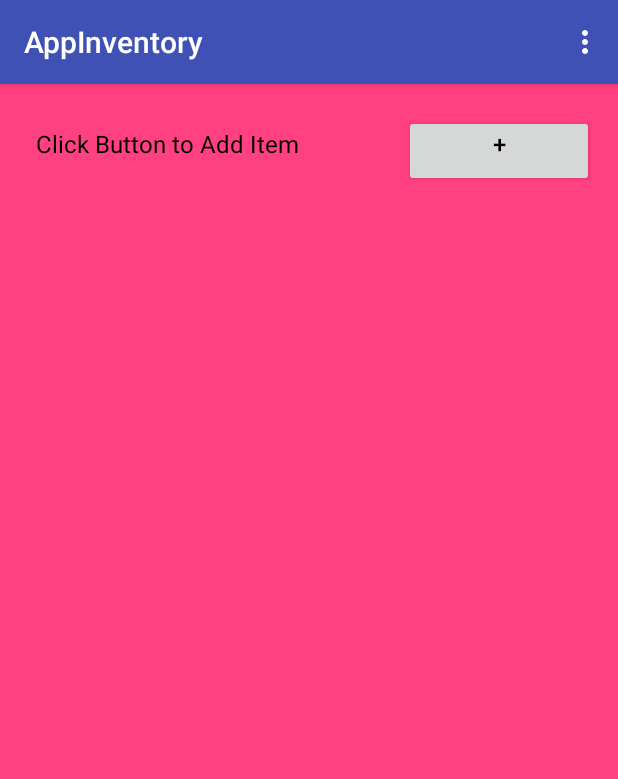
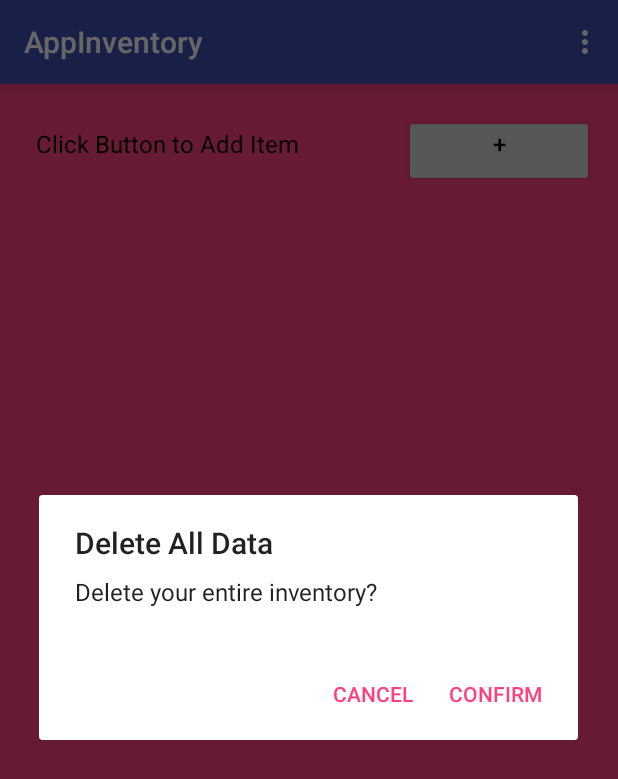
Before and after one commit to blkh20/AppInventory, an Android app: the screen it shows after launch (MainActivity), in the options menu, after a tap on "Delete Inventory", on a phone screen of 412 x 824 dp. Shown: the top 779 px of the screen. Run offline under Robolectric (Android 15) with nearby library versions, the phone set to English and light mode, and no system bars.

```diff
--- a/app/src/main/java/com/example/android/appinventory/MainActivity.java
+++ b/app/src/main/java/com/example/android/appinventory/MainActivity.java
@@ -1,19 +1,136 @@
 package com.example.android.appinventory;
 
+import android.content.DialogInterface;
+import android.content.Intent;
 import android.os.Bundle;
+import android.support.v7.app.AlertDialog;
 import android.support.v7.app.AppCompatActivity;
 import android.view.Menu;
+import android.view.MenuInflater;
+import android.view.MenuItem;
+import android.view.View;
+import android.widget.AdapterView;
+import android.widget.Button;
+import android.widget.ListView;
+import android.widget.TextView;
+
+import java.util.ArrayList;
 
 public class MainActivity extends AppCompatActivity {
+    private ArrayList<Product> productInventory = new ArrayList<>();
+    private ListView listView;
+    private TextView textView;
+    private ProductAdapter adapter;
+    private ProductDbHandler db = new ProductDbHandler(this);
+
+    public boolean onCreateOptionsMenu(Menu menu) {
+        MenuInflater inflater = getMenuInflater();
+        inflater.inflate(R.menu.menu, menu);
+        return true;
+    }
+
+    @Override
+    public boolean onOptionsItemSelected(MenuItem item) {
+        // Handle item selection
+        switch (item.getItemId()) {
+            case R.id.delete_database:
+                AlertDialog dialog = new AlertDialog.Builder(this)
+                        .setTitle(R.string.menu_alert_title)
+                        .setMessage(R.string.menu_delete_warning)
+                        .setPositiveButton(R.string.menu_confirm_btn, new DialogInterface.OnClickListener() {
+                            @Override
+                            public void onClick(DialogInterface dialog, int which) {
+                                listView = (ListView) findViewById(R.id.product_list);
+                                //Delete entire Database
+                                db.close();
+                                db.deleteDatabase();
+                                adapter.notifyDataSetChanged();
+                                listView.setVisibility(View.GONE);
+
+                            }
+                        })
+                        .setNegativeButton(R.string.menu_cancel_btn, null)
+                        .create();
+                dialog.show();
+                return true;
+
+            default:
+                return super.onOptionsItemSelected(item);
+        }
+
+    }
+
     @Override
     protected void onCreate(Bundle savedInstanceState) {
         super.onCreate(savedInstanceState);
         setContentView(R.layout.activity_main);
+
+        Button addItemBtn = (Button) findViewById(R.id.add_item_btn);
+
+        listView = (ListView) findViewById(R.id.product_list);
+        adapter = new ProductAdapter(MainActivity.this, productInventory);
+        listView.setAdapter(adapter);
+
+        if (db.getProductsCount() == 0) {
+            textView = (TextView) findViewById(R.id.no_product);
+            textView.setVisibility(View.VISIBLE);
+        } else {
+            listView.setVisibility(View.VISIBLE);
+
+            productInventory.addAll(db.getAllProducts());
+            adapter.notifyDataSetChanged();
+        }
+
+        listView.setOnItemClickListener(new AdapterView.OnItemClickListener() {
+            public void onItemClick(AdapterView<?> adapterView, View view, int position, long id) {
+                Intent intent = new Intent(MainActivity.this, ProductDetails.class);
+                intent.putExtra("class", productInventory.get(position));
+                startActivityForResult(intent, 0);
+            }
+        });
+
+
+
+        addItemBtn.setOnClickListener(new View.OnClickListener() {
+            @Override
+            public void onClick(View view) {
+                Intent i = new Intent(MainActivity.this, AddProduct.class);
+
+                startActivityForResult(i, 0);
+
+            }
+        });
+
     }
+
     @Override
-    public boolean onCreateOptionsMenu(Menu menu) {
-        // Inflate the menu; this adds items to the action bar if it is present.
-        getMenuInflater().inflate(R.menu.menu, menu);
-        return true;
+    protected void onActivityResult(int requestCode, int resultCode, Intent data) {
+
+        if(listView.getVisibility() == View.GONE)
+        {
+            listView.setVisibility(View.VISIBLE);
+            textView.setVisibility(View.GONE);
+        }
+        adapter.clear();
+        productInventory.clear();
+        productInventory.addAll(db.getAllProducts());
+        adapter.notifyDataSetChanged();
+
+        if(productInventory != null)
+        {
+            if(productInventory.size() == 0)
+            {
+                listView.setVisibility(View.GONE);
+            }
+            else
+            {
+                listView.setVisibility(View.VISIBLE);
+            }
+        }
+        else
+        {
+            listView.setVisibility(View.GONE);
+        }
     }
+
 }
--- a/app/src/main/res/layout/activity_main.xml
+++ b/app/src/main/res/layout/activity_main.xml
@@ -26,7 +26,8 @@
             style="@style/add_item_btn"
             android:id="@+id/add_item_btn"
             android:textAlignment="center"
-            android:text="@string/add" />
+            android:text="@string/add"
+            android:onClick="addItem"/>
 
     </LinearLayout>
 
```
Also changed, not shown: app/src/main/java/com/example/android/appinventory/ProductContract.java (+0 -67 lines), app/src/main/java/com/example/android/appinventory/ProductDetails.java (+1 -22 lines).
